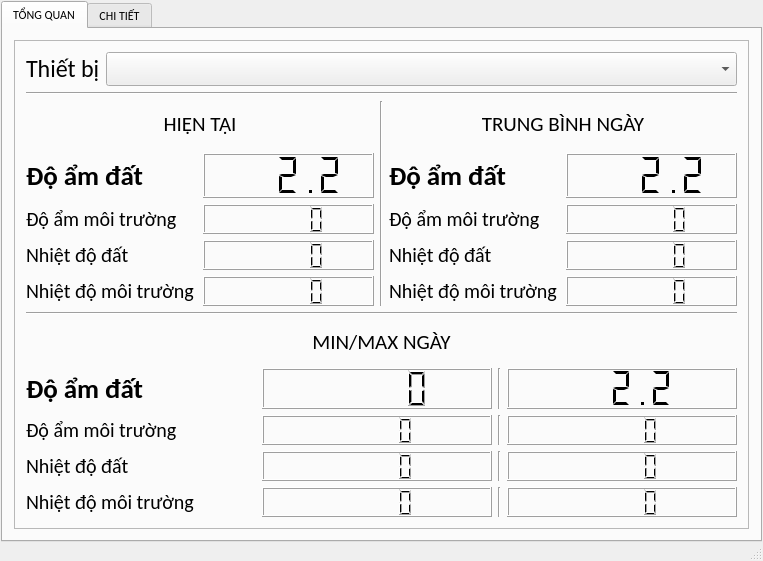
This is mainwindow.ui in beanredarmy/gateway_graphic as Qt 5 draws it before an edit. The edited form follows.
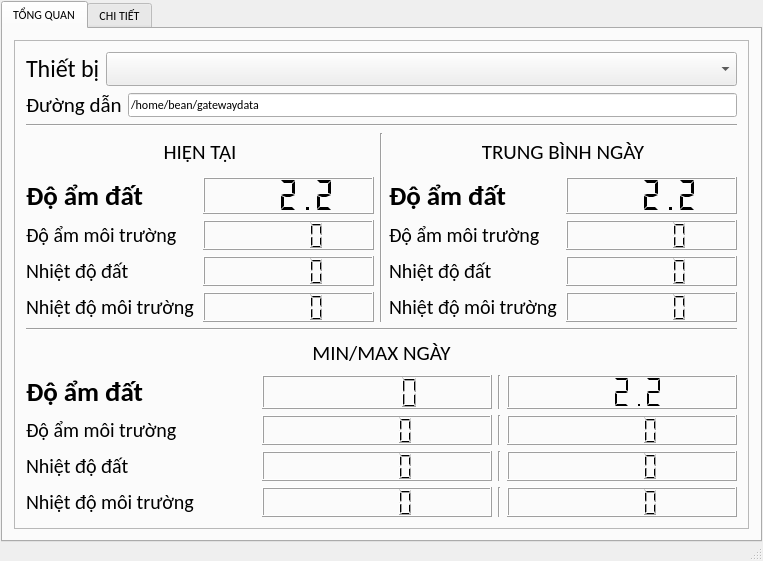
This is the edited form.

Patch:
```diff
--- a/mainwindow.ui
+++ b/mainwindow.ui
@@ -150,6 +150,29 @@
                  </item>
                 </layout>
                </item>
+               <item>
+                <layout class="QHBoxLayout" name="horizontalLayout_26">
+                 <item>
+                  <widget class="QLabel" name="label_29">
+                   <property name="font">
+                    <font>
+                     <pointsize>16</pointsize>
+                    </font>
+                   </property>
+                   <property name="text">
+                    <string>Đường dẫn</string>
+                   </property>
+                  </widget>
+                 </item>
+                 <item>
+                  <widget class="QLineEdit" name="lineEdit_dataPath">
+                   <property name="text">
+                    <string>/home/bean/gatewaydata</string>
+                   </property>
+                  </widget>
+                 </item>
+                </layout>
+               </item>
               </layout>
              </item>
              <item>
```
